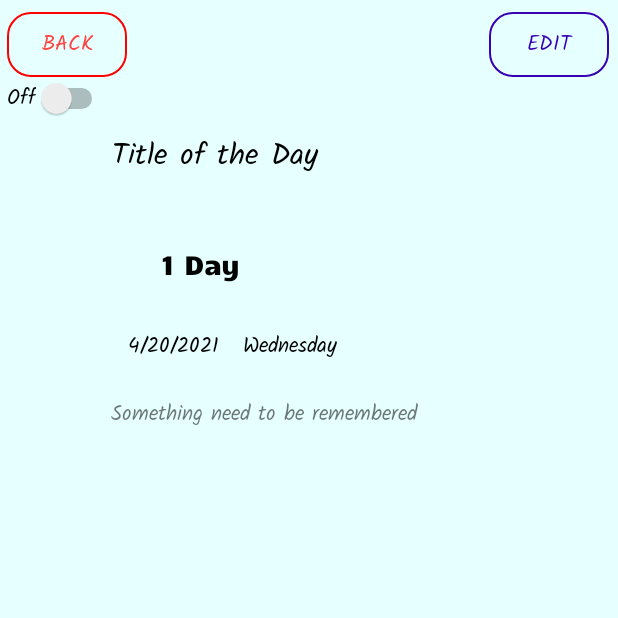
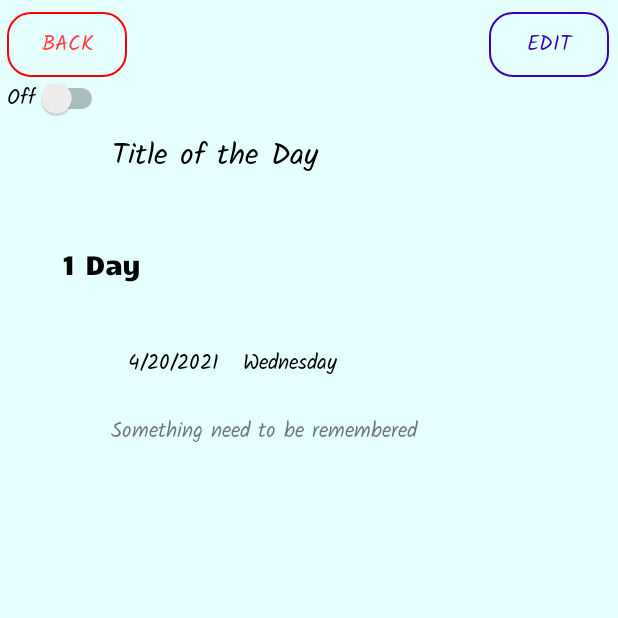
Before and after one commit to huayu1998/Group_Remember, an Android app: the Day screen opened directly, with no data from a screen before it, on a phone screen of 412 x 824 dp, the top half of it. Run offline under Robolectric (Android 15) with nearby library versions, the light colour scheme and no system bars; 6 statements that could not run were skipped.

Commit message:
huayu commit

```diff
--- a/app/src/main/res/layout/activity_day.xml
+++ b/app/src/main/res/layout/activity_day.xml
@@ -23,8 +23,8 @@
 
     <TextView
         android:id="@+id/lengthT"
-        android:layout_width="197dp"
-        android:layout_height="32dp"
+        android:layout_width="330dp"
+        android:layout_height="43dp"
         android:layout_marginTop="16dp"
         android:fontFamily="@font/candal"
         android:text="1 Day"
```
Also changed, not shown: app/src/main/java/com/example/group_remember/Day.java (+7 -1 lines).
